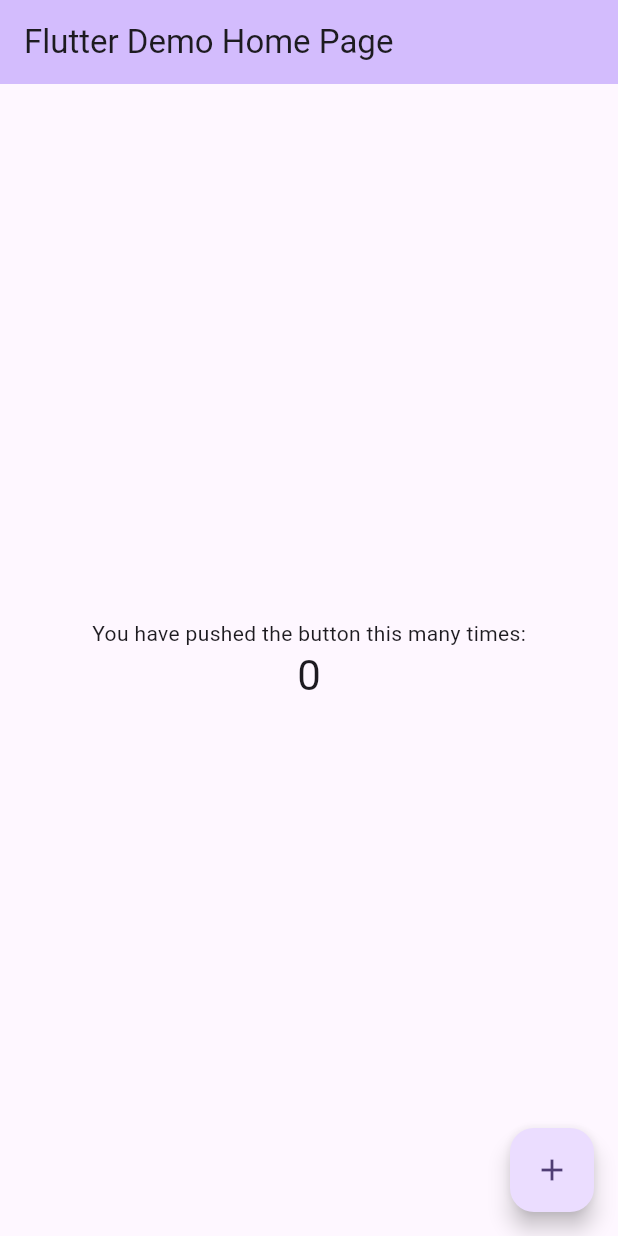
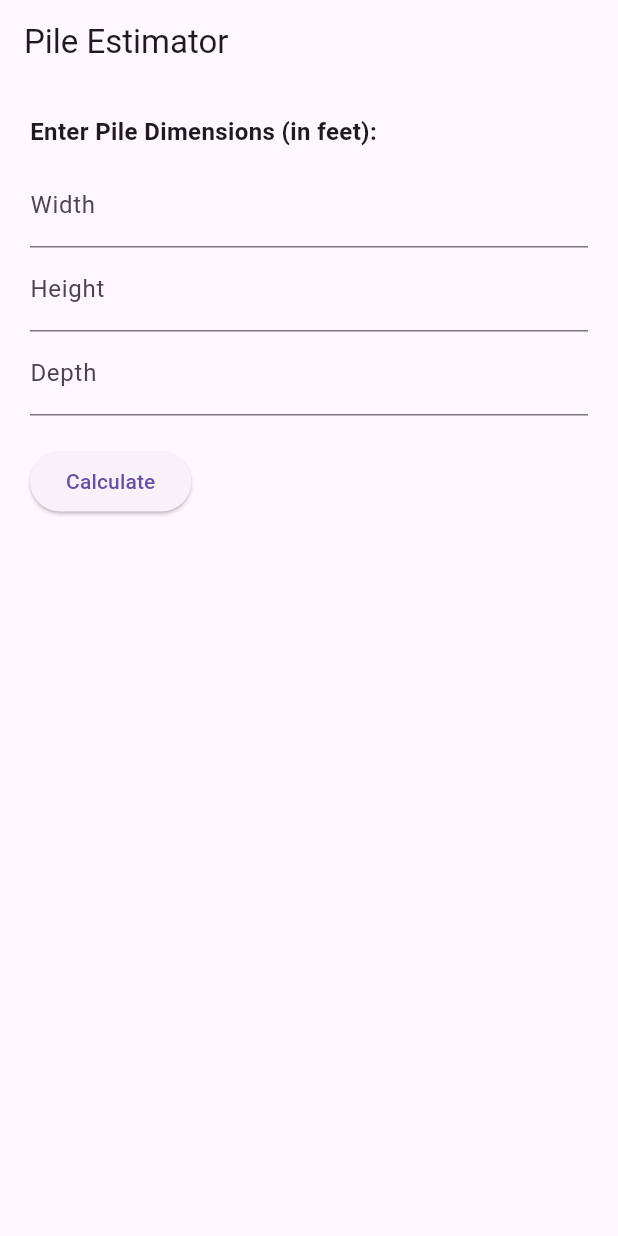
Before and after one commit to jjking0422-png/pile_estimator, a Flutter app: the screen it shows after launch, on a phone screen of 412 x 824 dp. Run offline on Flutter 3.47's test engine with Material 3 defaults, Android fonts, the phone set to English and light mode, and no system bars.

Commit message:
feat: replace demo UI with pile estimator calculator

```diff
--- a/lib/main.dart
+++ b/lib/main.dart
@@ -1,122 +1,90 @@
 import 'package:flutter/material.dart';
 
 void main() {
-  runApp(const MyApp());
+  runApp(const PileEstimatorApp());
 }
 
-class MyApp extends StatelessWidget {
-  const MyApp({super.key});
+class PileEstimatorApp extends StatelessWidget {
+  const PileEstimatorApp({super.key});
 
-  // This widget is the root of your application.
   @override
   Widget build(BuildContext context) {
     return MaterialApp(
-      title: 'Flutter Demo',
-      theme: ThemeData(
-        // This is the theme of your application.
-        //
-        // TRY THIS: Try running your application with "flutter run". You'll see
-        // the application has a purple toolbar. Then, without quitting the app,
-        // try changing the seedColor in the colorScheme below to Colors.green
-        // and then invoke "hot reload" (save your changes or press the "hot
-        // reload" button in a Flutter-supported IDE, or press "r" if you used
-        // the command line to start the app).
-        //
-        // Notice that the counter didn't reset back to zero; the application
-        // state is not lost during the reload. To reset the state, use hot
-        // restart instead.
-        //
-        // This works for code too, not just values: Most code changes can be
-        // tested with just a hot reload.
-        colorScheme: ColorScheme.fromSeed(seedColor: Colors.deepPurple),
-      ),
-      home: const MyHomePage(title: 'Flutter Demo Home Page'),
+      title: 'Pile Estimator',
+      theme: ThemeData(primarySwatch: Colors.blue),
+      home: const PileEstimatorScreen(),
     );
   }
 }
 
-class MyHomePage extends StatefulWidget {
-  const MyHomePage({super.key, required this.title});
-
-  // This widget is the home page of your application. It is stateful, meaning
-  // that it has a State object (defined below) that contains fields that affect
-  // how it looks.
-
-  // This class is the configuration for the state. It holds the values (in this
-  // case the title) provided by the parent (in this case the App widget) and
-  // used by the build method of the State. Fields in a Widget subclass are
-  // always marked "final".
-
-  final String title;
+class PileEstimatorScreen extends StatefulWidget {
+  const PileEstimatorScreen({super.key});
 
   @override
-  State<MyHomePage> createState() => _MyHomePageState();
+  State<PileEstimatorScreen> createState() => _PileEstimatorScreenState();
 }
 
-class _MyHomePageState extends State<MyHomePage> {
-  int _counter = 0;
+class _PileEstimatorScreenState extends State<PileEstimatorScreen> {
+  final _widthController = TextEditingController();
+  final _heightController = TextEditingController();
+  final _depthController = TextEditingController();
+  double? _tons;
 
-  void _incrementCounter() {
-    setState(() {
-      // This call to setState tells the Flutter framework that something has
-      // changed in this State, which causes it to rerun the build method below
-      // so that the display can reflect the updated values. If we changed
-      // _counter without calling setState(), then the build method would not be
-      // called again, and so nothing would appear to happen.
-      _counter++;
-    });
+  void _calculateTons() {
+    final width = double.tryParse(_widthController.text) ?? 0;
+    final height = double.tryParse(_heightController.text) ?? 0;
+    final depth = double.tryParse(_depthController.text) ?? 0;
+
+    // Volume in cubic yards (27 cubic feet per yard)
+    final cubicYards = (width * height * depth) / 27;
+
+    // Assume average density of crushed stone = 1.5 tons per cubic yard
+    final tons = cubicYards * 1.5;
+
+    setState(() => _tons = tons);
   }
 
   @override
   Widget build(BuildContext context) {
-    // This method is rerun every time setState is called, for instance as done
-    // by the _incrementCounter method above.
-    //
-    // The Flutter framework has been optimized to make rerunning build methods
-    // fast, so that you can just rebuild anything that needs updating rather
-    // than having to individually change instances of widgets.
     return Scaffold(
-      appBar: AppBar(
-        // TRY THIS: Try changing the color here to a specific color (to
-        // Colors.amber, perhaps?) and trigger a hot reload to see the AppBar
-        // change color while the other colors stay the same.
-        backgroundColor: Theme.of(context).colorScheme.inversePrimary,
-        // Here we take the value from the MyHomePage object that was created by
-        // the App.build method, and use it to set our appbar title.
-        title: Text(widget.title),
-      ),
-      body: Center(
-        // Center is a layout widget. It takes a single child and positions it
-        // in the middle of the parent.
+      appBar: AppBar(title: const Text('Pile Estimator')),
+      body: Padding(
+        padding: const EdgeInsets.all(20),
         child: Column(
-          // Column is also a layout widget. It takes a list of children and
-          // arranges them vertically. By default, it sizes itself to fit its
-          // children horizontally, and tries to be as tall as its parent.
-          //
-          // Column has various properties to control how it sizes itself and
-          // how it positions its children. Here we use mainAxisAlignment to
-          // center the children vertically; the main axis here is the vertical
-          // axis because Columns are vertical (the cross axis would be
-          // horizontal).
-          //
-          // TRY THIS: Invoke "debug painting" (choose the "Toggle Debug Paint"
-          // action in the IDE, or press "p" in the console), to see the
-          // wireframe for each widget.
-          mainAxisAlignment: MainAxisAlignment.center,
-          children: <Widget>[
-            const Text('You have pushed the button this many times:'),
-            Text(
-              '$_counter',
-              style: Theme.of(context).textTheme.headlineMedium,
+          crossAxisAlignment: CrossAxisAlignment.start,
+          children: [
+            const Text('Enter Pile Dimensions (in feet):',
+                style: TextStyle(fontWeight: FontWeight.bold, fontSize: 16)),
+            const SizedBox(height: 10),
+            TextField(
+              controller: _widthController,
+              keyboardType: TextInputType.number,
+              decoration: const InputDecoration(labelText: 'Width'),
             ),
+            TextField(
+              controller: _heightController,
+              keyboardType: TextInputType.number,
+              decoration: const InputDecoration(labelText: 'Height'),
+            ),
+            TextField(
+              controller: _depthController,
+              keyboardType: TextInputType.number,
+              decoration: const InputDecoration(labelText: 'Depth'),
+            ),
+            const SizedBox(height: 20),
+            ElevatedButton(
+              onPressed: _calculateTons,
+              child: const Text('Calculate'),
+            ),
+            const SizedBox(height: 20),
+            if (_tons != null)
+              Text(
+                'Estimated Weight: ${_tons!.toStringAsFixed(2)} tons',
+                style: const TextStyle(fontSize: 18, fontWeight: FontWeight.bold),
+              ),
           ],
         ),
       ),
-      floatingActionButton: FloatingActionButton(
-        onPressed: _incrementCounter,
-        tooltip: 'Increment',
-        child: const Icon(Icons.add),
-      ), // This trailing comma makes auto-formatting nicer for build methods.
     );
   }
 }
```
